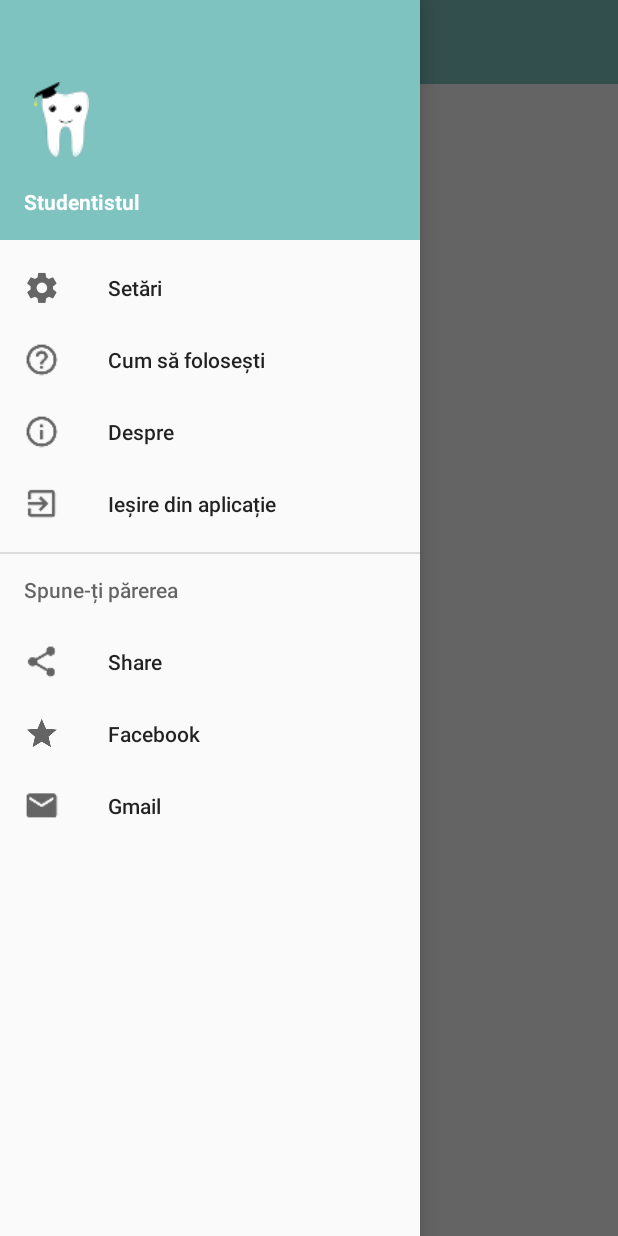
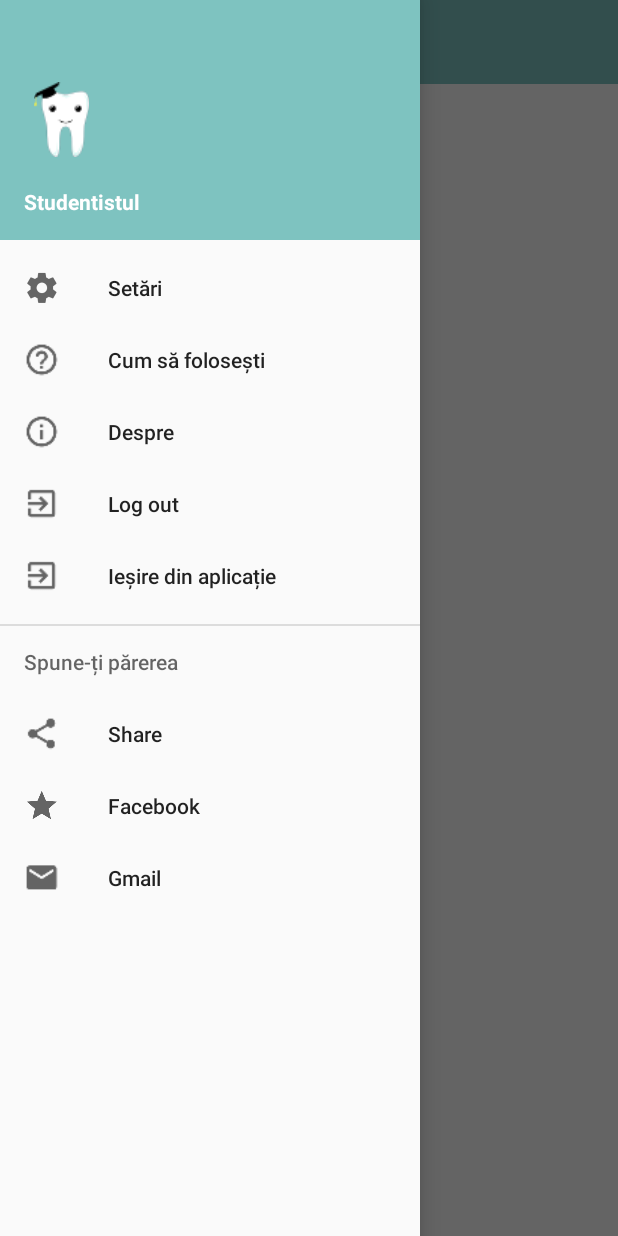
Before and after one commit to stefanblaga/Studentist, an Android app: the MainNavigationActivity screen opened directly, with no data from a screen before it, with the side drawer open, on a phone screen of 412 x 824 dp. Run offline under Robolectric (Android 15) with nearby library versions, the phone set to English and light mode, and no system bars; our stand-ins replace ButterKnife, Firebase (no records; nobody signed in at launch, a user with empty details on screens opened directly); libraries missing offline, so code that uses them is left out: com.facebook, com.facebook.share, com.firebase.ui.

Commit message:
Add Log out option
- modified some strings
- add Log out option
- need to add icon for log out option

```diff
--- a/app/src/main/AndroidManifest.xml
+++ b/app/src/main/AndroidManifest.xml
@@ -26,7 +26,6 @@
             android:screenOrientation="portrait">
             <intent-filter>
                 <action android:name="android.intent.action.MAIN" />
-
                 <category android:name="android.intent.category.LAUNCHER" />
             </intent-filter>
         </activity>
--- a/app/src/main/res/menu/activity_main_navigation_drawer.xml
+++ b/app/src/main/res/menu/activity_main_navigation_drawer.xml
@@ -16,7 +16,10 @@
             android:id="@+id/aboutAppMenuItem"
             android:icon="@drawable/ic_info_outline"
             android:title="@string/contact_menu_label" />
-
+        <item
+            android:id="@+id/logOutAppMenuItem"
+            android:icon="@drawable/ic_exit_to_app"
+            android:title="@string/logOut" />
         <item
             android:id="@+id/exitAppMenuItem"
             android:icon="@drawable/ic_exit_to_app"
--- a/app/src/main/res/values/strings.xml
+++ b/app/src/main/res/values/strings.xml
@@ -67,6 +67,7 @@
     <string name="settings">Setări</string>
     <string name="contact_menu_label">Despre</string>
     <string name="exit_menu_label">Ieșire din aplicație</string>
+    <string name="logOut">Log out</string>
     <string name="close_dialog_text">Închide</string>
     <string name="request_description_label">Descriere:</string>
     <string name="request_details_button_label">Detalii</string>
@@ -127,7 +128,7 @@
     <string name="yourName">Numele tău este:</string>
     <string name="disclaimerDescription">Aplicația nu oferă servicii medicale, dar te pune în legătură cu un student de la medicină dentară și profesorul lui coordonator (studenții nu au voie să ofere servicii medicale fără supravegherea profesorului coordonator). Cunoaște-i apelând numărul afișat!</string>
     <string name="patientFoundedAStudentist">Mă bucur că ți-ai găsit un Studentist!</string>
-    <string name="helpToShareApp">Încercăm să îți găsim pacienți, ajută-ne  și tu cu un share pe facebook</string>
+    <string name="helpToShareApp">Încercăm să îți găsim pacienți, ajută-ne și tu cu un share pe facebook</string>
     <string-array name="cityArray">
         <item>Timișoara</item>
         <item>București</item>
```
Also changed, not shown: app/src/main/java/com/mario22gmail/vasile/studentist/MainNavigationActivity.java (+17 -1 lines).
